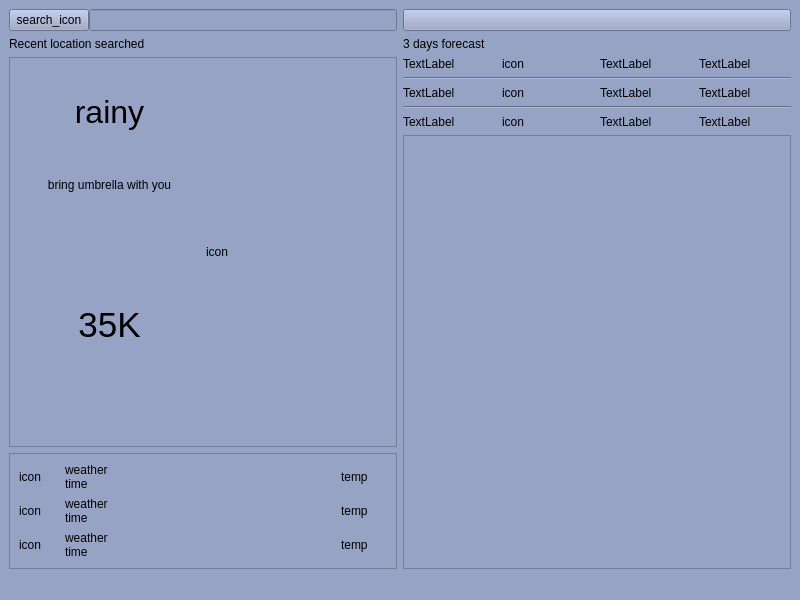
Old version of the form mainwindow.ui in the repository Aalok376/SkyScout.
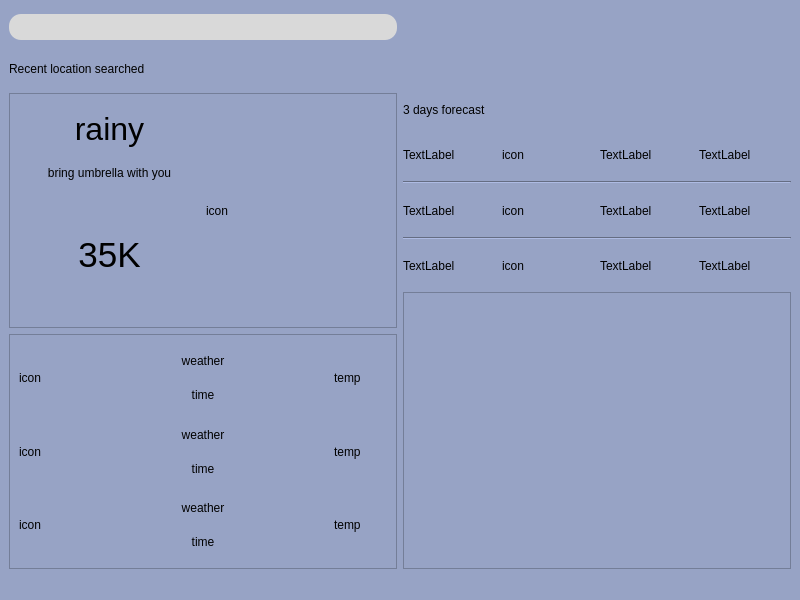
New version of the form.

Commit message:
chore:added a resouce file with app logo , search icon , nepal and american flag icon
feat:added app logo to mainWindow

added search icon to search bar and provide a placeholder

added flag icons

connect slots to search bar to clean it when pressed enter or pressed search icon

connect slot to flag icon to change flag icon when pressed

What changed in the file:
```diff
--- a/mainwindow.ui
+++ b/mainwindow.ui
@@ -10,6 +10,12 @@
     <height>600</height>
    </rect>
   </property>
+  <property name="sizePolicy">
+   <sizepolicy hsizetype="Preferred" vsizetype="Preferred">
+    <horstretch>0</horstretch>
+    <verstretch>0</verstretch>
+   </sizepolicy>
+  </property>
   <property name="windowTitle">
    <string>MainWindow</string>
   </property>
@@ -17,27 +23,63 @@
    <string notr="true">background-color: rgb(151,163,197);</string>
   </property>
   <widget class="QWidget" name="centralwidget">
-   <layout class="QHBoxLayout" name="horizontalLayout_12">
+   <layout class="QHBoxLayout" name="horizontalLayout_13">
     <item>
      <layout class="QHBoxLayout" name="horizontalLayout_11">
       <item>
-       <layout class="QVBoxLayout" name="verticalLayout_10">
+       <layout class="QVBoxLayout" name="verticalLayout_10" stretch="1,3,3">
         <item>
-         <layout class="QVBoxLayout" name="verticalLayout_9">
+         <layout class="QVBoxLayout" name="verticalLayout_9" stretch="0,0">
           <item>
-           <layout class="QHBoxLayout" name="horizontalLayout_7">
+           <layout class="QHBoxLayout" name="horizontalLayout_7" stretch="1,8">
             <property name="spacing">
              <number>0</number>
             </property>
+            <property name="topMargin">
+             <number>5</number>
+            </property>
+            <property name="bottomMargin">
+             <number>5</number>
+            </property>
             <item>
-             <widget class="QPushButton" name="pushButton">
+             <widget class="QPushButton" name="pushButton_search">
+              <property name="sizePolicy">
+               <sizepolicy hsizetype="Expanding" vsizetype="Minimum">
+                <horstretch>0</horstretch>
+                <verstretch>0</verstretch>
+               </sizepolicy>
+              </property>
+              <property name="minimumSize">
+               <size>
+                <width>1</width>
+                <height>2</height>
+               </size>
+              </property>
+              <property name="styleSheet">
+               <string notr="true">background-color: rgb(217, 217, 217);
+border-top-left-radius:12%;
+border-bottom-left-radius:12%;</string>
+              </property>
               <property name="text">
-               <string>search_icon</string>
+               <string/>
               </property>
              </widget>
             </item>
             <item>
-             <widget class="QLineEdit" name="lineEdit"/>
+             <widget class="QLineEdit" name="lineEdit_searchbar">
+              <property name="sizePolicy">
+               <sizepolicy hsizetype="Expanding" vsizetype="Minimum">
+                <horstretch>0</horstretch>
+                <verstretch>0</verstretch>
+               </sizepolicy>
+              </property>
+              <property name="styleSheet">
+               <string notr="true">background-color: rgb(217, 217, 217);
+color: rgb(0, 0, 0);
+border-top-right-radius:12%;
+border-bottom-right-radius:12%;</string>
+              </property>
+             </widget>
             </item>
            </layout>
           </item>
@@ -151,7 +193,7 @@
            <item>
             <layout class="QVBoxLayout" name="verticalLayout_5">
              <item>
-              <layout class="QHBoxLayout" name="horizontalLayout_4" stretch="1,6,1">
+              <layout class="QHBoxLayout" name="horizontalLayout_4" stretch="1,5,1">
                <property name="spacing">
                 <number>0</number>
                </property>
@@ -169,6 +211,9 @@
                    <property name="text">
                     <string>weather</string>
                    </property>
+                   <property name="alignment">
+                    <set>Qt::AlignCenter</set>
+                   </property>
                   </widget>
                  </item>
                  <item>
@@ -176,6 +221,9 @@
                    <property name="text">
                     <string>time</string>
                    </property>
+                   <property name="alignment">
+                    <set>Qt::AlignCenter</set>
+                   </property>
                   </widget>
                  </item>
                 </layout>
@@ -190,7 +238,7 @@
               </layout>
              </item>
              <item>
-              <layout class="QHBoxLayout" name="horizontalLayout_3" stretch="1,6,1">
+              <layout class="QHBoxLayout" name="horizontalLayout_3" stretch="1,5,1">
                <property name="spacing">
                 <number>0</number>
                </property>
@@ -208,6 +256,9 @@
                    <property name="text">
                     <string>weather</string>
                    </property>
+                   <property name="alignment">
+                    <set>Qt::AlignCenter</set>
+                   </property>
                   </widget>
                  </item>
                  <item>
@@ -215,6 +266,9 @@
                    <property name="text">
                     <string>time</string>
                    </property>
+                   <property name="alignment">
+                    <set>Qt::AlignCenter</set>
+                   </property>
                   </widget>
                  </item>
                 </layout>
@@ -229,7 +283,7 @@
               </layout>
              </item>
              <item>
-              <layout class="QHBoxLayout" name="horizontalLayout_5" stretch="1,6,1">
+              <layout class="QHBoxLayout" name="horizontalLayout_5" stretch="1,5,1">
                <property name="spacing">
                 <number>0</number>
                </property>
@@ -250,6 +304,9 @@
                    <property name="text">
                     <string>weather</string>
                    </property>
+                   <property name="alignment">
+                    <set>Qt::AlignCenter</set>
+                   </property>
                   </widget>
                  </item>
                  <item>
@@ -257,6 +314,9 @@
                    <property name="text">
                     <string>time</string>
                    </property>
+                   <property name="alignment">
+                    <set>Qt::AlignCenter</set>
+                   </property>
                   </widget>
                  </item>
                 </layout>
@@ -278,18 +338,52 @@
        </layout>
       </item>
       <item>
-       <layout class="QVBoxLayout" name="verticalLayout_11">
-        <item>
-         <widget class="QPushButton" name="pushButton_2">
-          <property name="text">
-           <string/>
-          </property>
-         </widget>
-        </item>
+       <layout class="QVBoxLayout" name="verticalLayout_11" stretch="0">
         <item>
          <layout class="QVBoxLayout" name="verticalLayout_8">
           <item>
-           <layout class="QVBoxLayout" name="verticalLayout_7">
+           <layout class="QVBoxLayout" name="verticalLayout_7" stretch="2,1,4">
+            <item>
+             <layout class="QHBoxLayout" name="horizontalLayout_12" stretch="5,1">
+              <property name="spacing">
+               <number>0</number>
+              </property>
+              <item>
+               <spacer name="horizontalSpacer">
+                <property name="orientation">
+                 <enum>Qt::Horizontal</enum>
+                </property>
+                <property name="sizeType">
+                 <enum>QSizePolicy::Expanding</enum>
+                </property>
+                <property name="sizeHint" stdset="0">
+                 <size>
+                  <width>40</width>
+                  <height>20</height>
+                 </size>
+                </property>
+               </spacer>
+              </item>
+              <item>
+               <widget class="QPushButton" name="pushButton_flag">
+                <property name="sizePolicy">
+                 <sizepolicy hsizetype="Expanding" vsizetype="MinimumExpanding">
+                  <horstretch>0</horstretch>
+                  <verstretch>0</verstretch>
+                 </sizepolicy>
+                </property>
+                <property name="styleSheet">
+                 <string notr="true">QPushButton{
+	border:none;
+}</string>
+                </property>
+                <property name="text">
+                 <string/>
+                </property>
+               </widget>
+              </item>
+             </layout>
+            </item>
             <item>
              <widget class="QLabel" name="label_18">
               <property name="styleSheet">
```
The commit also changes 15 other files.
